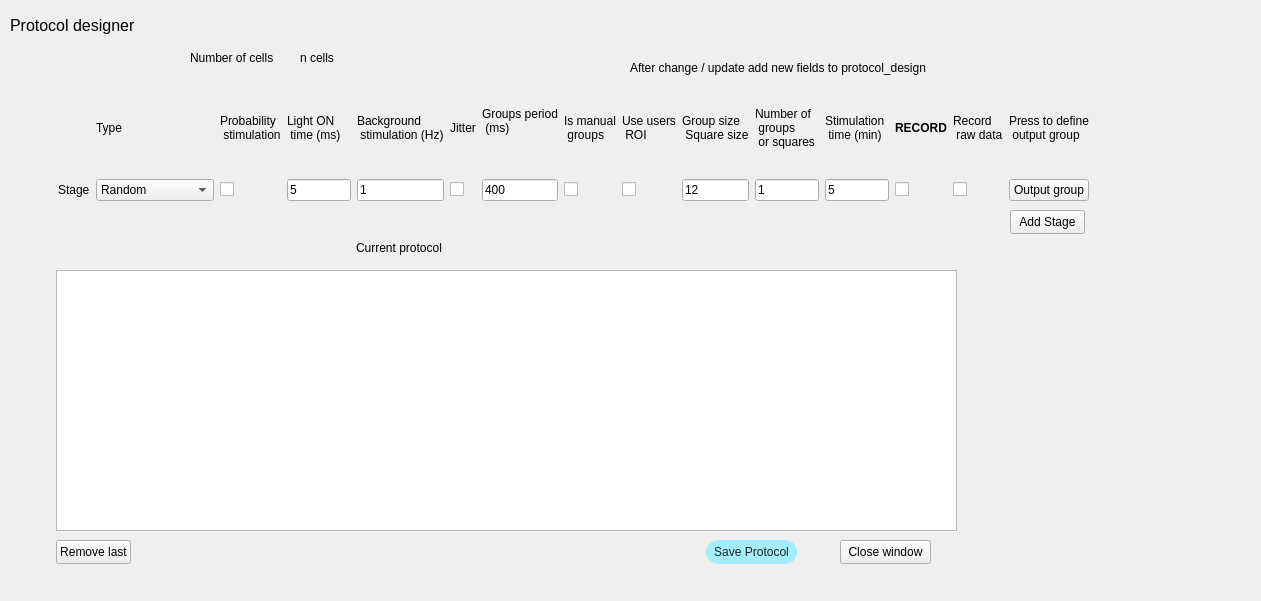
Old version of the form MainGUI/Protocols.ui in the repository Katzyon/QT_QUI.
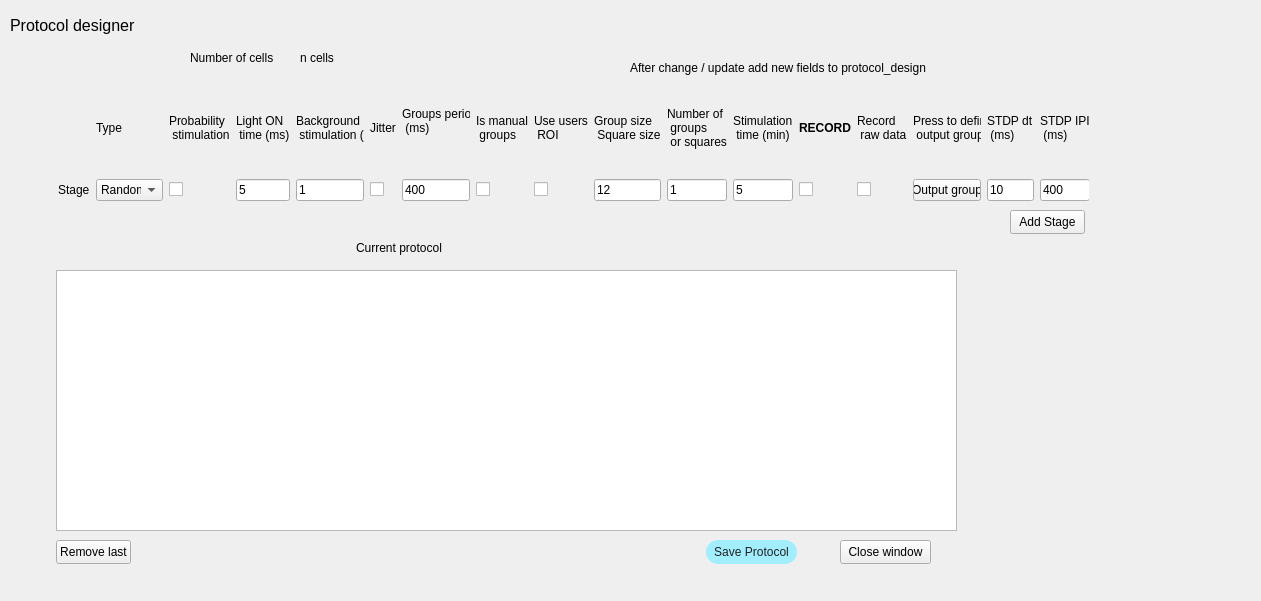
New version of the form.

Commit message: Updated STDP protocol files

Diff of the .ui file:
```diff
--- a/MainGUI/Protocols.ui
+++ b/MainGUI/Protocols.ui
@@ -377,6 +377,36 @@
       </property>
      </widget>
     </item>
+    <item row="0" column="15">
+     <widget class="QLabel" name="label_19">
+      <property name="text">
+       <string>STDP dt
+ (ms)</string>
+      </property>
+     </widget>
+    </item>
+    <item row="2" column="15">
+     <widget class="QLineEdit" name="stdp_dt">
+      <property name="text">
+       <string>10</string>
+      </property>
+     </widget>
+    </item>
+    <item row="0" column="16">
+     <widget class="QLabel" name="label_20">
+      <property name="text">
+       <string>STDP IPI
+ (ms)</string>
+      </property>
+     </widget>
+    </item>
+    <item row="2" column="16">
+     <widget class="QLineEdit" name="stdp_ipi">
+      <property name="text">
+       <string>400</string>
+      </property>
+     </widget>
+    </item>
     <item row="2" column="13">
      <widget class="QCheckBox" name="record_raw">
       <property name="text">
```
Left out of the diff: 5 changed lines with no effect on the pictures. The commit also changes 13 other files.
